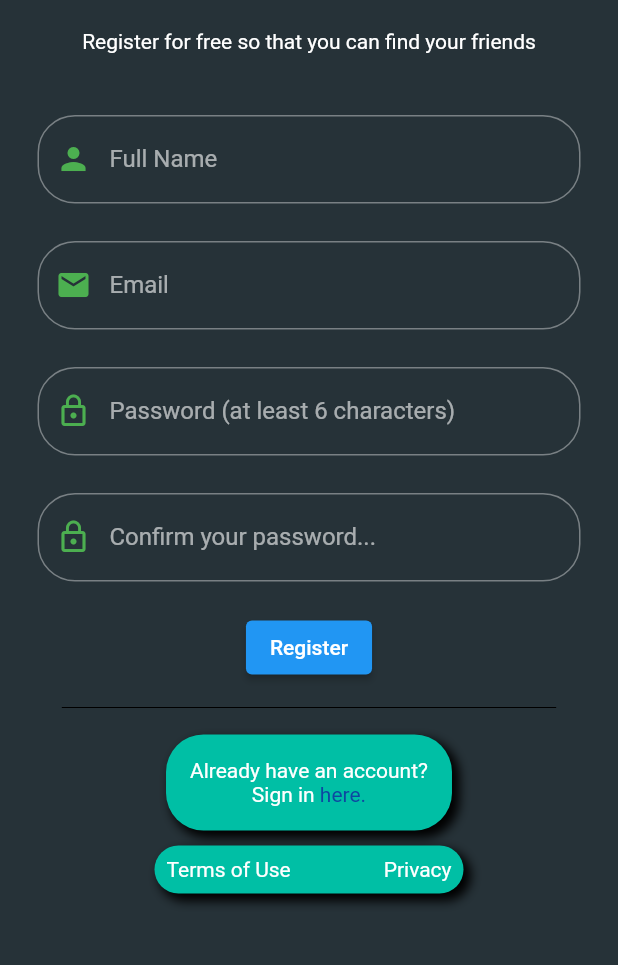
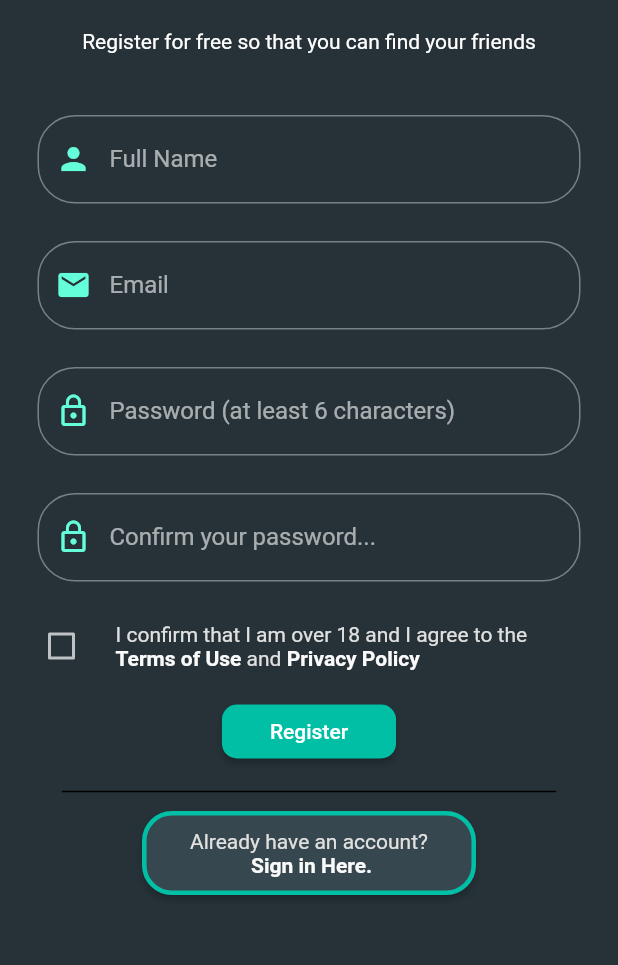
Before and after one commit to davorkomusanac/explovid, a Flutter app: the SignUpPage screen opened directly, on a phone screen of 412 x 824 dp, the part 146-1111 px from its top. Run offline on Flutter 3.47's test engine with Material 2 defaults, Android fonts, the phone set to English and light mode, and no system bars; our stand-ins replace bloc, cloud_firestore, community_material_icon, firebase_auth, firebase_core, flutter_bloc and 2 more; accounts and stored records are empty; generated files the repository leaves out were written again.

Commit message:
Implemented checkbox for Age, Terms of Use and Privacy Policy. Added skeleton privacy policy and terms of use pages. Updated the UI.

```diff
--- /dev/null
+++ b/lib/presentation/pages/sign_up_page/privacy_policy_page.dart
@@ -0,0 +1,23 @@
+import 'package:flutter/material.dart';
+
+class PrivacyPolicyPage extends StatelessWidget {
+  @override
+  Widget build(BuildContext context) {
+    return Scaffold(
+      appBar: AppBar(
+        title: Text("Privacy Policy"),
+      ),
+      body: Column(
+        children: [
+          Expanded(
+            child: ListView(
+              children: [
+                Text("Privacy Policy GOES HERE"),
+              ],
+            ),
+          )
+        ],
+      ),
+    );
+  }
+}
--- a/lib/presentation/pages/sign_up_page/sign_up_page.dart
+++ b/lib/presentation/pages/sign_up_page/sign_up_page.dart
@@ -1,9 +1,20 @@
 import 'package:explovid/application/auth/sign_in_form/sign_in_form_bloc.dart';
+import 'package:explovid/presentation/pages/sign_up_page/privacy_policy_page.dart';
+import 'package:explovid/presentation/pages/sign_up_page/terms_of_use_page.dart';
 import 'package:explovid/presentation/pages/splash_page/splash_page.dart';
+import 'package:explovid/presentation/utilities/utilities.dart';
+import 'package:flutter/gestures.dart';
 import 'package:flutter/material.dart';
 import 'package:flutter_bloc/flutter_bloc.dart';
 
-class SignUpPage extends StatelessWidget {
+class SignUpPage extends StatefulWidget {
+  @override
+  _SignUpPageState createState() => _SignUpPageState();
+}
+
+class _SignUpPageState extends State<SignUpPage> {
+  bool isAgreed = false;
+
   @override
   Widget build(BuildContext context) {
     return SafeArea(
@@ -24,7 +35,6 @@ class SignUpPage extends StatelessWidget {
                   builder: (context) => SplashPage(),
                 ),
               );
-              //Add email verification? Show snackbar, asking to verify email, so that they can log in?
             }
           },
           builder: (context, state) {
@@ -48,12 +58,11 @@ class SignUpPage extends StatelessWidget {
                     Padding(
                       padding: const EdgeInsets.only(left: 25, right: 25, top: 25),
                       child: TextFormField(
-                        style: TextStyle(color: Colors.blue),
                         decoration: const InputDecoration(
                           focusColor: Colors.yellow,
                           prefixIcon: Icon(
                             Icons.person,
-                            color: Colors.green,
+                            color: Colors.tealAccent,
                           ),
                           labelText: 'Full Name',
                         ),
@@ -66,12 +75,11 @@ class SignUpPage extends StatelessWidget {
                       padding: const EdgeInsets.only(left: 25, right: 25, top: 25),
                       child: TextFormField(
                         autocorrect: false,
-                        style: TextStyle(color: Colors.blue),
                         decoration: const InputDecoration(
                           focusColor: Colors.yellow,
                           prefixIcon: Icon(
                             Icons.email,
-                            color: Colors.green,
+                            color: Colors.tealAccent,
                           ),
                           labelText: 'Email',
                         ),
@@ -88,7 +96,7 @@ class SignUpPage extends StatelessWidget {
                         decoration: const InputDecoration(
                           prefixIcon: Icon(
                             Icons.lock_outline,
-                            color: Colors.green,
+                            color: Colors.tealAccent,
                           ),
                           labelText: 'Password (at least 6 characters)',
                         ),
@@ -105,7 +113,7 @@ class SignUpPage extends StatelessWidget {
                         decoration: const InputDecoration(
                           prefixIcon: Icon(
                             Icons.lock_outline,
-                            color: Colors.green,
+                            color: Colors.tealAccent,
                           ),
                           labelText: 'Confirm your password...',
                         ),
@@ -115,91 +123,100 @@ class SignUpPage extends StatelessWidget {
                       ),
                     ),
                     Padding(
+                      padding: const EdgeInsets.only(left: 5, right: 5),
+                      child: CheckboxListTile(
+                        activeColor: Colors.tealAccent[700],
+                        value: isAgreed,
+                        title: RichText(
+                          text: TextSpan(
+                            text: "I confirm that I am over 18 and I agree to the ",
+                            style: TextStyle(color: Colors.grey[300]),
+                            children: [
+                              TextSpan(
+                                text: "Terms of Use",
+                                style: TextStyle(fontWeight: FontWeight.w700, color: Colors.grey[50]),
+                                recognizer: TapGestureRecognizer()
+                                  ..onTap = () {
+                                    Navigator.of(context).push(
+                                      MaterialPageRoute(builder: (context) => TermsOfUsePage()),
+                                    );
+                                  },
+                              ),
+                              TextSpan(text: " and ", style: TextStyle()),
+                              TextSpan(
+                                text: "Privacy Policy",
+                                style: TextStyle(fontWeight: FontWeight.w700, color: Colors.grey[50]),
+                                recognizer: TapGestureRecognizer()
+                                  ..onTap = () {
+                                    Navigator.of(context).push(
+                                      MaterialPageRoute(builder: (context) => PrivacyPolicyPage()),
+                                    );
+                                  },
+                              ),
+                            ],
+                          ),
+                        ),
+                        controlAffinity: ListTileControlAffinity.leading,
+                        onChanged: (bool value) {
+                          setState(() {
+                            isAgreed = value;
+                          });
+                        },
+                      ),
+                    ),
+                    Padding(
                       padding: const EdgeInsets.only(top: 5.0, bottom: 8.0),
                       child: ElevatedButton(
+                        style: kNotWatchedButton,
                         onPressed: () {
-                          context.read<SignInFormBloc>().add(
-                                SignInFormEvent.registerPressed(),
-                              );
+                          !isAgreed
+                              ? Scaffold.of(context).showSnackBar(
+                                  SnackBar(
+                                    content: Text("You need to check the checkbox before continuing"),
+                                    duration: Duration(seconds: 1),
+                                  ),
+                                )
+                              : context.read<SignInFormBloc>().add(
+                                    SignInFormEvent.registerPressed(),
+                                  );
                         },
-                        child: Text("Register"),
+                        child: Padding(
+                          padding: const EdgeInsets.symmetric(horizontal: 16.0),
+                          child: Text("Register"),
+                        ),
                       ),
                     ),
                     Divider(
                       color: Colors.black,
+                      thickness: 1,
                       indent: MediaQuery.of(context).size.width * 0.1,
                       endIndent: MediaQuery.of(context).size.width * 0.1,
                     ),
                     Padding(
-                      padding: const EdgeInsets.symmetric(vertical: 10.0),
-                      child: Container(
-                        padding: const EdgeInsets.all(16),
-                        decoration: BoxDecoration(
-                          color: Colors.tealAccent[700],
-                          borderRadius: BorderRadius.circular(25.0),
-                          boxShadow: [
-                            BoxShadow(
-                              color: Colors.black,
-                              blurRadius: 5.0,
-                              spreadRadius: 1.0,
-                              offset: Offset(
-                                4.0,
-                                4.0,
-                              ),
-                            ),
-                          ],
-                        ),
-                        child: Column(
-                          mainAxisSize: MainAxisSize.min,
-                          children: [
-                            Text("Already have an account?"),
-                            Row(
-                              mainAxisSize: MainAxisSize.min,
-                              mainAxisAlignment: MainAxisAlignment.center,
+                      padding: const EdgeInsets.only(top: 5.0, bottom: 8.0),
+                      child: ElevatedButton(
+                        style: kAlreadyHaveAccountButton,
+                        onPressed: () {
+                          Navigator.of(context).pop();
+                        },
+                        child: Padding(
+                          padding: const EdgeInsets.symmetric(horizontal: 16.0, vertical: 12),
+                          child: RichText(
+                            textAlign: TextAlign.center,
+                            text: TextSpan(
+                              text: "Already have an account?",
+                              style: TextStyle(color: Colors.grey[300]),
                               children: [
-                                Text("Sign in "),
-                                GestureDetector(
-                                  onTap: () {
-                                    Navigator.of(context).pop();
-                                  },
-                                  child: Text(
-                                    "here.",
-                                    style: TextStyle(color: Colors.blue[900]),
-                                  ),
+                                TextSpan(
+                                  text: "\n Sign in Here.",
+                                  style: TextStyle(fontWeight: FontWeight.w700, color: Colors.grey[50]),
                                 ),
                               ],
                             ),
-                          ],
+                          ),
                         ),
                       ),
                     ),
-                    Container(
-                      padding: EdgeInsets.all(8.0),
-                      width: MediaQuery.of(context).size.width * 0.5,
-                      decoration: BoxDecoration(
-                        color: Colors.tealAccent[700],
-                        borderRadius: BorderRadius.circular(25.0),
-                        boxShadow: [
-                          BoxShadow(
-                            color: Colors.black,
-                            blurRadius: 5.0,
-                            spreadRadius: 1.0,
-                            offset: Offset(
-                              4.0,
-                              4.0,
-                            ),
-                          ),
-                        ],
-                      ),
-                      child: Row(
-                        mainAxisAlignment: MainAxisAlignment.spaceBetween,
-                        mainAxisSize: MainAxisSize.max,
-                        children: [
-                          Text("Terms of Use"),
-                          Text("Privacy"),
-                        ],
-                      ),
-                    )
                   ],
                 ),
               ],
--- /dev/null
+++ b/lib/presentation/pages/sign_up_page/terms_of_use_page.dart
@@ -0,0 +1,23 @@
+import 'package:flutter/material.dart';
+
+class TermsOfUsePage extends StatelessWidget {
+  @override
+  Widget build(BuildContext context) {
+    return Scaffold(
+      appBar: AppBar(
+        title: Text("Terms Of Use"),
+      ),
+      body: Column(
+        children: [
+          Expanded(
+            child: ListView(
+              children: [
+                Text("TERMS OF USE GO HERE"),
+              ],
+            ),
+          )
+        ],
+      ),
+    );
+  }
+}
--- a/lib/presentation/utilities/utilities.dart
+++ b/lib/presentation/utilities/utilities.dart
@@ -319,3 +319,15 @@ var kNotWatchedButton = ElevatedButton.styleFrom(
     borderRadius: BorderRadius.circular(10),
   ),
 );
+
+var kAlreadyHaveAccountButton = ElevatedButton.styleFrom(
+  primary: Colors.blueGrey[800],
+  onPrimary: Colors.tealAccent[700],
+  side: BorderSide(
+    width: 3,
+    color: Colors.tealAccent[700],
+  ),
+  shape: RoundedRectangleBorder(
+    borderRadius: BorderRadius.circular(20),
+  ),
+);
```
